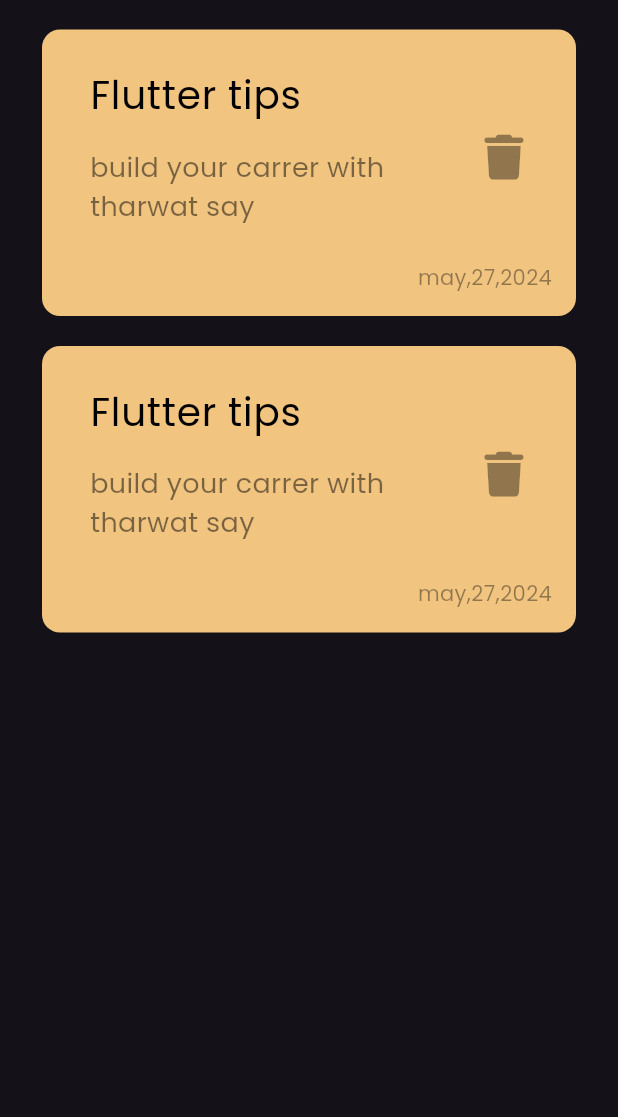
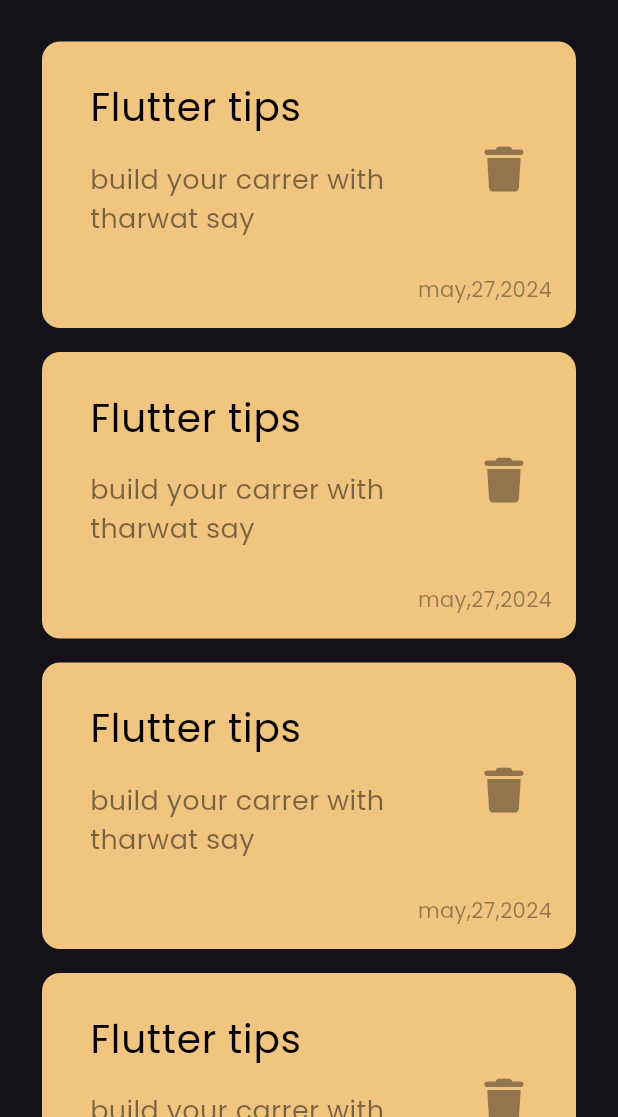
Before and after one commit to AbderraoufBelaiouar/notes_app, a Flutter app: the screen it shows after launch, on a phone screen of 412 x 824 dp, the part 119-1236 px from its top. Run offline on Flutter 3.47's test engine with Material 3 defaults, Android fonts, the phone set to English and light mode, and no system bars; our stand-ins replace font_awesome_flutter.

Commit message:
create notes list view

```diff
--- a/lib/views/widgets/custom_note_item.dart
+++ b/lib/views/widgets/custom_note_item.dart
@@ -7,7 +7,6 @@ class CustomNoteItem extends StatelessWidget {
   @override
   Widget build(BuildContext context) {
     return Container(
-      margin: const EdgeInsets.only(bottom: 20),
       padding: const EdgeInsets.only(top: 16, bottom: 16, left: 16),
       decoration: BoxDecoration(
         color: const Color.fromARGB(255, 241, 196, 128),
--- a/lib/views/widgets/custom_view_body.dart
+++ b/lib/views/widgets/custom_view_body.dart
@@ -1,6 +1,7 @@
 import 'package:flutter/material.dart';
 import 'package:notes_app/views/widgets/custom_note_item.dart';
 import 'package:notes_app/views/widgets/custom_view_appbar.dart';
+import 'package:notes_app/views/widgets/notes_list_view.dart';
 
 class CustomViewbody extends StatelessWidget {
   const CustomViewbody({super.key});
@@ -19,12 +20,7 @@ class CustomViewbody extends StatelessWidget {
             height: 20,
           ),
           Expanded(
-            child: ListView.builder(
-              itemCount: 2,
-              itemBuilder: (context, index) {
-                return const CustomNoteItem();
-              },
-            ),
+            child: NotesListView(),
           ),
         ],
       ),
--- /dev/null
+++ b/lib/views/widgets/notes_list_view.dart
@@ -0,0 +1,19 @@
+import 'package:flutter/material.dart';
+import 'package:notes_app/views/widgets/custom_note_item.dart';
+
+class NotesListView extends StatelessWidget {
+  const NotesListView({super.key});
+
+  @override
+  Widget build(BuildContext context) {
+    return ListView.builder(
+      itemCount: 8,
+      itemBuilder: (context, index) {
+        return const Padding(
+          padding: EdgeInsets.symmetric(vertical: 8.0),
+          child: CustomNoteItem(),
+        );
+      },
+    );
+  }
+}
```
